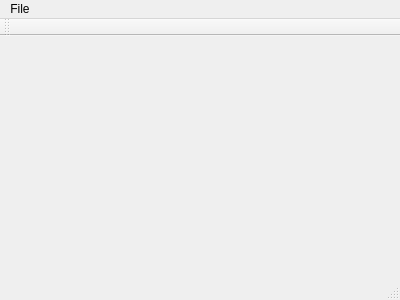
JakubMelka/PDF4QT, file PdfForQtViewer/pdfviewermainwindow.ui: the form before one commit.
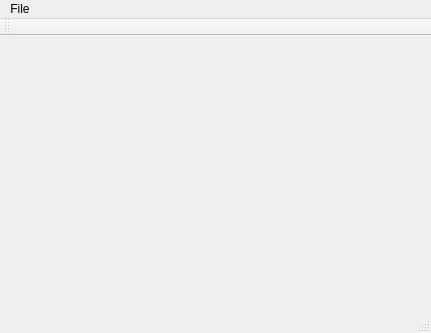
The form after the commit.

```diff
--- a/PdfForQtViewer/pdfviewermainwindow.ui
+++ b/PdfForQtViewer/pdfviewermainwindow.ui
@@ -6,8 +6,8 @@
    <rect>
     <x>0</x>
     <y>0</y>
-    <width>400</width>
-    <height>300</height>
+    <width>431</width>
+    <height>333</height>
    </rect>
   </property>
   <property name="windowTitle">
@@ -19,7 +19,7 @@
     <rect>
      <x>0</x>
      <y>0</y>
-     <width>400</width>
+     <width>431</width>
      <height>21</height>
     </rect>
    </property>
```
Left out of the diff: 15 changed lines with no effect on the pictures.
